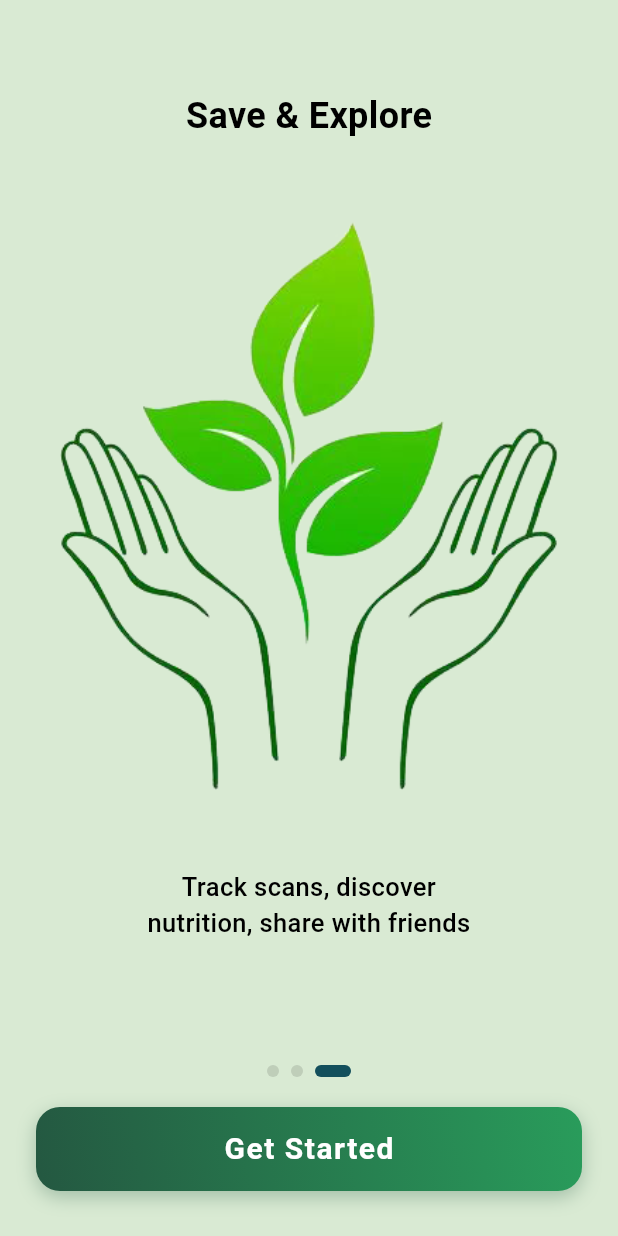
After one commit to alisraza123/veggie-vibe-flutter-app, a Flutter app: the screen it shows after launch, swiped to page 3, on a phone screen of 412 x 824 dp. The commit adds this screen. Run offline on Flutter 3.47's test engine with Material 3 defaults, Android fonts, the phone set to English and light mode, and no system bars; our stand-ins replace flutter_screenutil, google_fonts.

Commit message:
Added onboarding screens

```diff
--- /dev/null
+++ b/lib/app_theme.dart
@@ -0,0 +1,33 @@
+import 'package:flutter/material.dart';
+import 'package:google_fonts/google_fonts.dart';
+
+class AppTheme {
+  static const Color primary = Color(0xFF16A34A);
+  static const Color secondary = Color(0xFF34D399);
+  static const Color accent = Color(0xFFFBBF24);
+  static const Color background = Color(0xFFF3F4F6);
+  static const Color darkBg = Color(0xFF111827);
+
+  static const Color gradientStart = Color(0xFF245841);
+  static const Color gradientEnd = Color(0xFF299C5B);
+
+  static const LinearGradient primaryGradient = LinearGradient(
+    colors: [gradientStart, gradientEnd],
+    begin: Alignment.bottomLeft,
+    end: Alignment.topRight,
+  );
+
+  static ThemeData lightTheme = ThemeData(
+    primaryColor: primary,
+    scaffoldBackgroundColor: background,
+    textTheme: GoogleFonts.poppinsTextTheme(),
+    elevatedButtonTheme: ElevatedButtonThemeData(
+      style: ElevatedButton.styleFrom(
+        backgroundColor: primary,
+        foregroundColor: Colors.white,
+        shape: RoundedRectangleBorder(borderRadius: BorderRadius.circular(16)),
+        padding: const EdgeInsets.symmetric(vertical: 16),
+      ),
+    ),
+  );
+}
--- a/lib/main.dart
+++ b/lib/main.dart
@@ -1,5 +1,6 @@
 import 'package:flutter/material.dart';
 import 'package:flutter_screenutil/flutter_screenutil.dart';
+import 'package:veggie_vibe/screens/onboarding_screen.dart';
 import './screens/splash_screen.dart';
 
 void main() {
@@ -19,6 +20,7 @@ class VeggieVibe extends StatelessWidget {
           title: 'VeggieVibe',
           debugShowCheckedModeBanner: false,
           home: const SplashScreen(),
+          routes: {'/onboarding': (context) => OnboardingScreen()},
         );
       },
     );
--- /dev/null
+++ b/lib/screens/onboarding_screen.dart
@@ -0,0 +1,308 @@
+import 'package:flutter/material.dart';
+import 'package:veggie_vibe/app_theme.dart';
+
+class OnboardingScreen extends StatefulWidget {
+  const OnboardingScreen({super.key});
+
+  @override
+  State<OnboardingScreen> createState() => _OnboardingScreenState();
+}
+
+class _OnboardingScreenState extends State<OnboardingScreen> {
+  final PageController _pageController = PageController();
+  int _currentPage = 0;
+
+  @override
+  Widget build(BuildContext context) {
+    final Size size = MediaQuery.of(context).size;
+    final bool isLandscape = size.width > size.height;
+
+    return Scaffold(
+      body: Stack(
+        children: [
+          Positioned.fill(
+            child: AnimatedSwitcher(
+              duration: const Duration(milliseconds: 500),
+              child: _currentPage == 1
+                  ? Container(
+                      key: const ValueKey(1),
+                      decoration: const BoxDecoration(
+                        gradient: LinearGradient(
+                          begin: Alignment.bottomCenter,
+                          end: Alignment.topCenter,
+                          colors: [Color(0xFF1F4035), Color(0xFF298453)],
+                        ),
+                      ),
+                    )
+                  : (_currentPage == 2)
+                  ? Container(
+                      key: const ValueKey(2),
+                      color: const Color(0xFFd9ead3),
+                    )
+                  : Stack(
+                      key: const ValueKey(0),
+                      children: [
+                        Positioned.fill(
+                          child: Image.asset(
+                            'assets/images/onboard_bg.png',
+                            fit: BoxFit.cover,
+                            alignment: Alignment.topCenter,
+                          ),
+                        ),
+                        Positioned.fill(
+                          child: Container(
+                            decoration: BoxDecoration(
+                              gradient: LinearGradient(
+                                begin: Alignment.topCenter,
+                                end: Alignment.bottomCenter,
+                                stops: const [0.1, 0.65],
+                                colors: [
+                                  Colors.transparent,
+                                  const Color(0xFF1B3631).withOpacity(0.95),
+                                ],
+                              ),
+                            ),
+                          ),
+                        ),
+                      ],
+                    ),
+            ),
+          ),
+
+          SafeArea(
+            child: Column(
+              children: [
+                Expanded(
+                  child: PageView(
+                    controller: _pageController,
+                    onPageChanged: (value) =>
+                        setState(() => _currentPage = value),
+                    children: [
+                      _buildSlide1(size, isLandscape),
+                      _buildSlide2(size, isLandscape),
+                      _buildSlide3(size, isLandscape),
+                    ],
+                  ),
+                ),
+
+                _buildBottomControls(size, isLandscape),
+              ],
+            ),
+          ),
+        ],
+      ),
+    );
+  }
+
+  Widget _buildSlide1(Size size, bool isLandscape) {
+    return Padding(
+      padding: const EdgeInsets.symmetric(horizontal: 30),
+      child: Column(
+        mainAxisAlignment: MainAxisAlignment.end,
+        children: [
+          FittedBox(
+            fit: BoxFit.scaleDown,
+            child: Text(
+              "Welcome to\nVeggieVibe",
+              textAlign: TextAlign.center,
+              style: TextStyle(
+                color: Colors.white,
+                fontSize: isLandscape ? 40 : 40,
+                fontWeight: FontWeight.w900,
+                height: 1.1,
+              ),
+            ),
+          ),
+          const SizedBox(height: 10),
+          Text(
+            "Snap any fruit or veggie →\ninstant AI classification",
+            textAlign: TextAlign.center,
+            style: TextStyle(
+              color: Colors.white70,
+              fontSize: isLandscape ? 18 : 18,
+            ),
+          ),
+          SizedBox(height: isLandscape ? 10 : 40),
+        ],
+      ),
+    );
+  }
+
+  Widget _buildSlide2(Size size, bool isLandscape) {
+    return Padding(
+      padding: const EdgeInsets.symmetric(horizontal: 40, vertical: 80),
+      child: Column(
+        crossAxisAlignment: CrossAxisAlignment.center,
+        children: [
+          Container(
+            padding: const EdgeInsets.all(20),
+            decoration: BoxDecoration(
+              borderRadius: BorderRadius.circular(25),
+              gradient: const LinearGradient(
+                begin: Alignment.bottomCenter,
+                end: Alignment.topCenter,
+                colors: [Color(0xFF245841), Color(0xFF299C5B)],
+              ),
+            ),
+            child: const Icon(Icons.camera_alt, color: Colors.white, size: 40),
+          ),
+          const SizedBox(height: 15),
+          const Text(
+            "Powered by\nSmart AI",
+            textAlign: TextAlign.center,
+            style: TextStyle(
+              color: Colors.white,
+              fontSize: 22,
+              fontWeight: FontWeight.bold,
+            ),
+          ),
+
+          const Spacer(),
+
+          Container(height: 1, width: 120, color: Colors.white24),
+
+          const Spacer(),
+
+          Image.asset(
+            'assets/images/smart_ai.png',
+            width: 80,
+            color: Colors.white70,
+          ),
+          const SizedBox(height: 10),
+          const Text(
+            "Lightning-fast predictions\nusing TensorFlow Lite",
+            textAlign: TextAlign.center,
+            style: TextStyle(color: Colors.white70, fontSize: 16),
+          ),
+        ],
+      ),
+    );
+  }
+
+  Widget _buildSlide3(Size size, bool isLandscape) {
+    return Padding(
+      padding: const EdgeInsets.only(top: 30),
+      child: Column(
+        children: [
+          SizedBox(height: isLandscape ? 10 : 30),
+          Text(
+            "Save & Explore",
+            style: TextStyle(
+              color: const Color.fromARGB(255, 0, 0, 0),
+              fontSize: isLandscape ? 20 : 24,
+              fontWeight: FontWeight.bold,
+            ),
+          ),
+          const Spacer(),
+          Flexible(
+            flex: isLandscape ? 4 : 8,
+            child: Container(
+              margin: const EdgeInsets.symmetric(horizontal: 40),
+              decoration: BoxDecoration(
+                borderRadius: BorderRadius.circular(30),
+              ),
+              child: ClipRRect(
+                borderRadius: BorderRadius.circular(30),
+                child: Image.asset(
+                  'assets/images/dashboard_screen.png',
+                  fit: BoxFit.contain,
+                ),
+              ),
+            ),
+          ),
+          const Spacer(),
+          Padding(
+            padding: const EdgeInsets.symmetric(horizontal: 40),
+            child: Text(
+              "Track scans, discover\nnutrition, share with friends",
+              textAlign: TextAlign.center,
+              style: TextStyle(
+                color: const Color.fromARGB(255, 0, 0, 0),
+                fontSize: isLandscape ? 14 : 17,
+                fontWeight: FontWeight.w500,
+              ),
+            ),
+          ),
+          SizedBox(height: isLandscape ? 5 : 20),
+        ],
+      ),
+    );
+  }
+
+  Widget _buildBottomControls(Size size, bool isLandscape) {
+    return Container(
+      padding: EdgeInsets.symmetric(
+        horizontal: 24,
+        vertical: isLandscape ? 10 : 20,
+      ),
+      child: Padding(
+        padding: const EdgeInsets.only(bottom: 10),
+        child: Column(
+          mainAxisSize: MainAxisSize.min,
+          children: [
+            Row(
+              mainAxisAlignment: MainAxisAlignment.center,
+              children: List.generate(3, (index) => _buildDot(index)),
+            ),
+
+            if (_currentPage == 2) ...[
+              SizedBox(height: isLandscape ? 10 : 20),
+              ConstrainedBox(
+                constraints: const BoxConstraints(maxWidth: 500),
+                child: Container(
+                  width: double.infinity,
+                  height: isLandscape ? 45 : 56,
+                  decoration: BoxDecoration(
+                    gradient: AppTheme.primaryGradient,
+                    borderRadius: BorderRadius.circular(16),
+                    boxShadow: [
+                      BoxShadow(
+                        color: AppTheme.gradientStart.withOpacity(0.3),
+                        blurRadius: 10,
+                        offset: const Offset(0, 4),
+                      ),
+                    ],
+                  ),
+                  child: ElevatedButton(
+                    onPressed: () {},
+                    style: ElevatedButton.styleFrom(
+                      backgroundColor: Colors.transparent,
+                      shadowColor: Colors.transparent,
+                    ),
+                    child: Text(
+                      "Get Started",
+                      style: TextStyle(
+                        fontSize: isLandscape ? 17 : 20,
+                        fontWeight: FontWeight.bold,
+                        letterSpacing: 1.0,
+                        color: Colors.white,
+                      ),
+                    ),
+                  ),
+                ),
+              ),
+            ] else if (isLandscape)
+              const SizedBox(height: 10)
+            else
+              const SizedBox(height: 76),
+          ],
+        ),
+      ),
+    );
+  }
+
+  Widget _buildDot(int index) {
+    return AnimatedContainer(
+      duration: const Duration(milliseconds: 300),
+      margin: const EdgeInsets.symmetric(horizontal: 4),
+      height: 8,
+      width: _currentPage == index ? 24 : 8,
+      decoration: BoxDecoration(
+        color: _currentPage == 2
+            ? (index == _currentPage ? const Color(0xFF134f5c) : Colors.black12)
+            : (index == _currentPage ? Colors.white : Colors.white38),
+        borderRadius: BorderRadius.circular(4),
+      ),
+    );
+  }
+}
--- a/lib/screens/splash_screen.dart
+++ b/lib/screens/splash_screen.dart
@@ -1,5 +1,6 @@
 import 'package:flutter/material.dart';
 import 'package:google_fonts/google_fonts.dart';
+import '../app_theme.dart';
 
 class SplashScreen extends StatefulWidget {
   const SplashScreen({super.key});
@@ -49,11 +50,11 @@ class _SplashScreenState extends State<SplashScreen>
   @override
   Widget build(BuildContext context) {
     if (!_isImageLoaded) {
-      return const Scaffold(backgroundColor: Color(0xFF16A34A));
+      return const Scaffold(backgroundColor: AppTheme.primary);
     }
 
     return Scaffold(
-      backgroundColor: const Color(0xFF16A34A),
+      backgroundColor: AppTheme.primary,
       body: LayoutBuilder(
         builder: (context, constraints) {
           final double h = constraints.maxHeight;
```
Also changed, not shown: assets/images/dashboard_screen.png, assets/images/logo_carrot.png.
